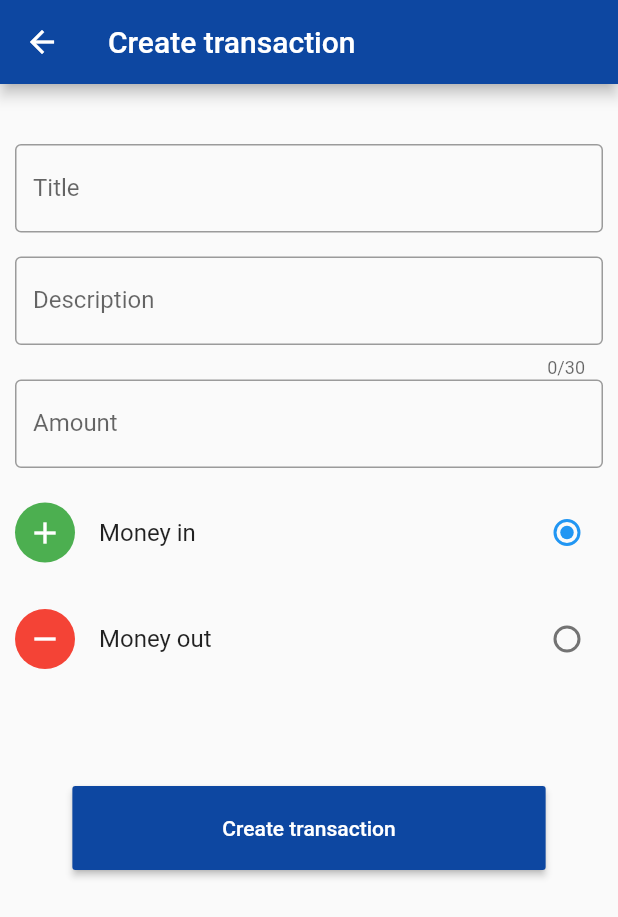
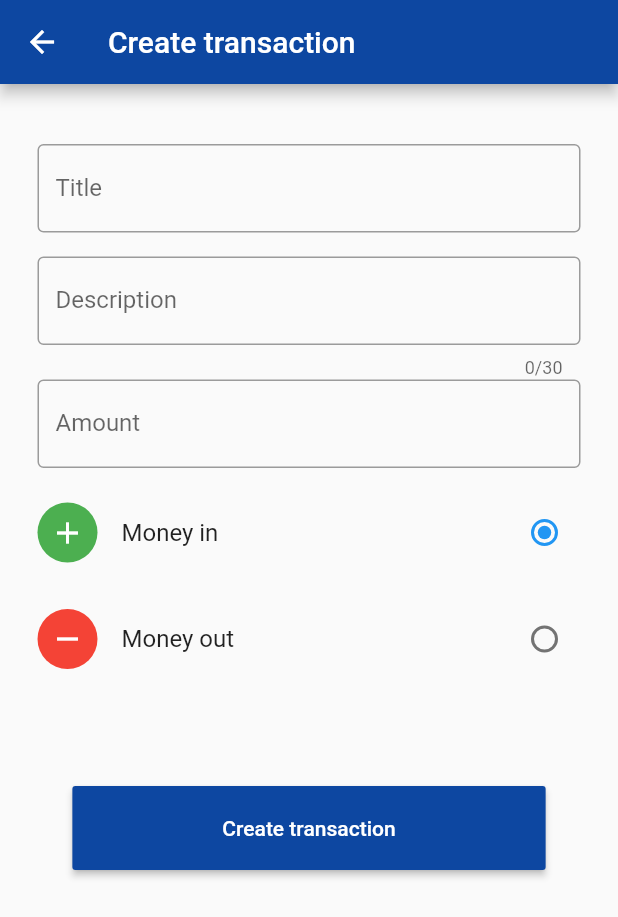
Before and after one commit to favourori/beambudget, a Flutter app: the ManageMoney screen opened by its route, after a tap on the "add" icon, on a phone screen of 412 x 824 dp. Shown: the top 917 px of the screen. Run offline on Flutter 3.47's test engine with Material 2 defaults, Android fonts, the phone set to English and light mode, and no system bars.

```diff
--- a/lib/budget_dashboard.dart
+++ b/lib/budget_dashboard.dart
@@ -38,7 +38,7 @@ class BudgetDashboard extends StatelessWidget {
             ),
           ),
         ),
-        SizedBox(width: 15.0),
+        SizedBox(width: 25.0),
         Expanded(
           child: Container(
             decoration: BoxDecoration(
--- a/lib/create_transaction.dart
+++ b/lib/create_transaction.dart
@@ -33,13 +33,15 @@ class _CreateTransactionState extends State<CreateTransaction> {
       ),
       body: SingleChildScrollView(
         child: Container(
-          padding: EdgeInsets.symmetric(horizontal: 10.0, vertical: 40.0),
+          padding: EdgeInsets.symmetric(horizontal: 25.0, vertical: 40.0),
           child: Column(
             children: <Widget>[
               TextField(
                 controller: titleController,
                 decoration: InputDecoration(
                     labelText: "Title",
+                    //errorText: "Title is required",
+
                     //hintText: "Title",
                     border: OutlineInputBorder()),
               ),
--- a/lib/transaction_section.dart
+++ b/lib/transaction_section.dart
@@ -24,6 +24,7 @@ class _TransactionsState extends State<Transactions> {
           child: Container(
               padding: EdgeInsets.fromLTRB(20.0, 23.0, 20.0, 0),
               child: ListView.builder(
+
                 itemCount:
                     Provider.of<TransactionData>(context).numberOfTransaction(),
                 itemBuilder: (context, index) {
```
